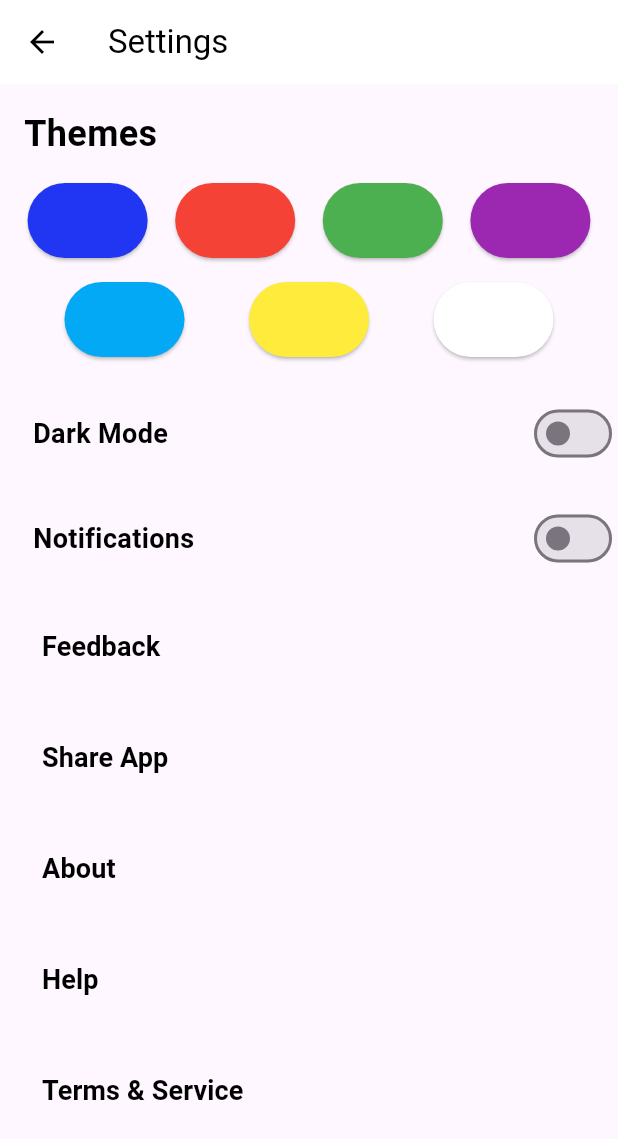
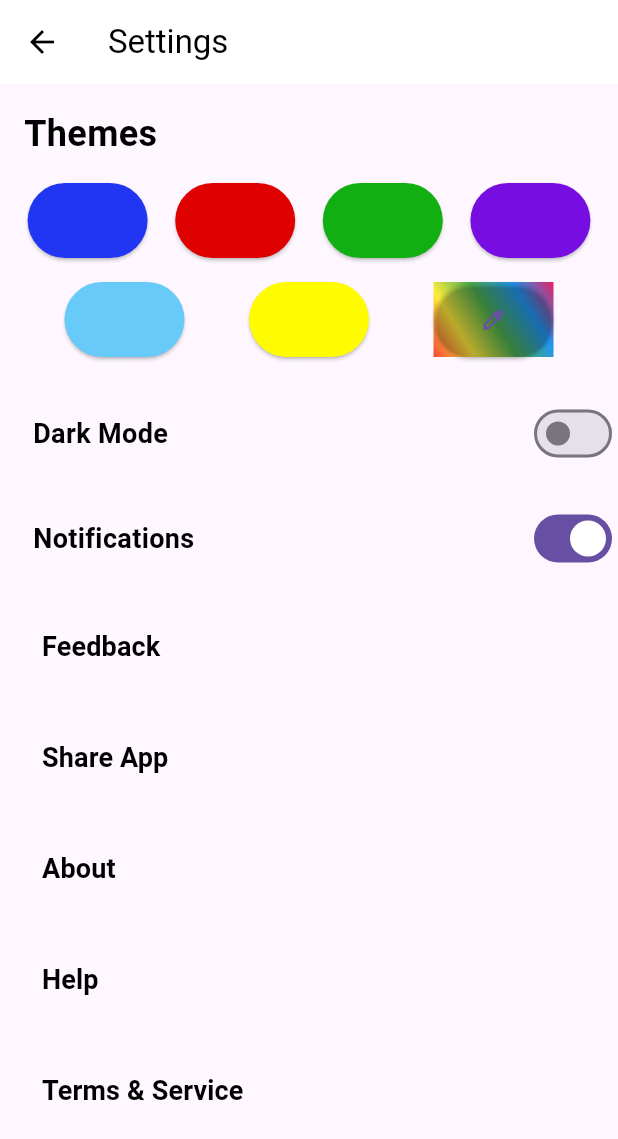
Before and after one commit to Razrocks/RecipestashApp, a Flutter app: the Settings screen opened directly, on a phone screen of 412 x 824 dp. Shown: the top 1139 px of the screen. Run offline on Flutter 3.47's test engine with Material 3 defaults, Android fonts, the phone set to English and light mode, and no system bars; our stand-ins replace cloud_firestore, firebase_auth, firebase_core, flutter_colorpicker, flutter_local_notifications, google_sign_in and 2 more; accounts and stored records are empty; network calls fail.

Commit message:
added proper preference updates

```diff
--- a/recipestash/lib/main.dart
+++ b/recipestash/lib/main.dart
@@ -19,7 +19,7 @@
 
 //global preferences variable
 Preferences preferences =
-    Preferences(r: 255, g: 255, b: 255, darkMode: 0, notifications: 1);
+    Preferences(r:103, g:202, b:248, darkMode: 0, notifications: 1);
 
 Future<String> getRandomTip() async {
   Uri url = Uri.parse(
--- a/recipestash/lib/pages/settings.dart
+++ b/recipestash/lib/pages/settings.dart
@@ -1,4 +1,8 @@
+import 'dart:ui';
+
 import 'package:flutter/material.dart';
+import 'package:flutter_colorpicker/flutter_colorpicker.dart';
+import 'package:recipestash/main.dart';
 
 class Settings extends StatefulWidget {
   const Settings({super.key});
@@ -8,8 +12,32 @@
 }
 
 class _SettingsState extends State<Settings> {
-  bool isDarkModeEnabled = false; // Filler value
-  bool areNotificationsEnabled = false; // Filler value
+
+  Widget _buildThemeButton(Color color) {
+    return SizedBox(
+      width: 80, // Adjust the width as needed
+      height: 50, // Adjust the height as needed
+      // color: color,
+      child: ElevatedButton(
+        onPressed: () {
+          changeColor(color);
+        },
+        child: null,
+        style: ElevatedButton.styleFrom(
+          backgroundColor: color
+        ),
+      )
+    );
+  }
+
+  void changeColor(Color color) {
+    setState(() {
+      preferences.r = color.red;
+      preferences.g = color.green;
+      preferences.b = color.blue;
+    });
+    print(preferences);
+  }
 
   @override
   Widget build(BuildContext context) {
@@ -50,22 +78,10 @@
             mainAxisAlignment: MainAxisAlignment.spaceEvenly,
             children: [
               // Four buttons at the top with different logic
-              _buildThemeButton(const Color.fromARGB(255, 33, 54, 243), '', () {
-                // Add your logic for the blue theme button here
-                print('Blue Theme button pressed');
-              }),
-              _buildThemeButton(Colors.red, '', () {
-                // Add your logic for the red theme button here
-                print('Red Theme button pressed');
-              }),
-              _buildThemeButton(Colors.green, '', () {
-                // Add your logic for the green theme button here
-                print('Green Theme button pressed');
-              }),
-              _buildThemeButton(Colors.purple, '', () {
-                // Add your logic for the purple theme button here
-                print('Purple Theme button pressed');
-              }),
+              _buildThemeButton(const Color.fromARGB(255, 33, 54, 243)),
+              _buildThemeButton(const Color.fromARGB(255, 223, 0, 0)),
+              _buildThemeButton(const Color.fromARGB(255, 18, 175, 18)),
+              _buildThemeButton(const Color.fromARGB(255, 119, 13, 224))
             ],
           ),
           const SizedBox(height: 16), // Add some spacing between the two rows
@@ -73,18 +89,35 @@
             mainAxisAlignment: MainAxisAlignment.spaceEvenly,
             children: [
               // Three buttons under the first three buttons
-              _buildSubThemeButton(Colors.lightBlue, '', () {
-                // Add your logic for the Light Blue sub-theme button here
-                print('Light Blue Sub-Theme button pressed');
-              }),
-              _buildSubThemeButton(Colors.yellow, '', () {
-                // Logic
-                print('Yellow Sub-Theme button pressed');
-              }),
-              _buildSubThemeButton(Colors.white, '', () {
-                // Logic
-                print('White Sub-Theme button pressed');
-              }),
+              _buildThemeButton(const Color.fromARGB(255, 103, 202, 248)),
+              _buildThemeButton(const Color.fromARGB(255, 255, 251, 0)),
+              Container(
+                width: 80,
+                height: 50,
+                decoration: const BoxDecoration(
+                  gradient: LinearGradient(colors: [Colors.red, Colors.yellow, Colors.green, Colors.blue, Colors.pink], begin: Alignment.bottomLeft, end: Alignment.topRight)
+                ),
+                child:ElevatedButton(
+                  onPressed: () {
+                    showDialog(
+                      context: context,
+                      builder: (context) {
+                        return AlertDialog(
+                          title: const Text('Pick a color!'),
+                          content:
+                        SingleChildScrollView(
+                        child: ColorPicker(
+                          pickerColor: Color.fromARGB(255, preferences.r!, preferences.g!, preferences.b!),
+                          onColorChanged: changeColor)));
+                      },
+                    );
+                  },
+                  style: ElevatedButton.styleFrom(
+                    backgroundColor: const Color.fromARGB(0, 0, 0, 0)
+                  ),
+                  child: const Icon(Icons.colorize_sharp),
+                )
+              )
             ],
           ),
           const SizedBox(height: 16), // Add some spacing before "Dark Mode" text
@@ -103,10 +136,10 @@
                 ),
               ),
               Switch(
-                value: isDarkModeEnabled,
+                value: preferences.darkMode == 1 ? true : false,
                 onChanged: (value) {
                   setState(() {
-                    isDarkModeEnabled = value;
+                    preferences.darkMode = value ? 1 : 0;
                   });
                   // Add your Dark Mode switch logic here
                 },
@@ -128,10 +161,10 @@
                 ),
               ),
               Switch(
-                value: areNotificationsEnabled,
+                value: preferences.notifications == 1 ? true : false,
                 onChanged: (value) {
                   setState(() {
-                    areNotificationsEnabled = value;
+                    preferences.notifications = value ? 1 : 0;
                   });
                   // Add your Notifications switch logic here
                 },
@@ -179,44 +212,6 @@
     );
   }
 
-  Widget _buildThemeButton(Color color, String label, VoidCallback onPressed) {
-    return Container(
-      width: 80, // Adjust the width as needed
-      height: 50, // Adjust the height as needed
-      child: ElevatedButton(
-        onPressed: onPressed,
-        style: ElevatedButton.styleFrom(
-          backgroundColor: color
-        ),
-        child: Text(
-          label,
-          style: const TextStyle(
-            fontSize: 16,
-          ),
-        ),
-      ),
-    );
-  }
-
-  Widget _buildSubThemeButton(Color color, String label, VoidCallback onPressed) {
-    return Container(
-      width: 80, // Adjust the width as needed
-      height: 50, // Adjust the height as needed
-      child: ElevatedButton(
-        onPressed: onPressed,
-        style: ElevatedButton.styleFrom(
-          primary: color,
-        ),
-        child: Text(
-          label,
-          style: const TextStyle(
-            fontSize: 16,
-          ),
-        ),
-      ),
-    );
-  }
-
   Widget _buildTextButton(String text, VoidCallback onPressed) {
     return TextButton(
       onPressed: onPressed,
--- a/recipestash/pubspec.yaml
+++ b/recipestash/pubspec.yaml
@@ -12,6 +12,7 @@
   firebase_core: ^2.21.0
   flutter:
     sdk: flutter
+  flutter_colorpicker: ^1.0.3
   flutter_local_notifications: ^16.1.0
   google_sign_in: ^6.1.6
   http: ^1.1.0
```
Also changed, not shown: recipestash/pubspec.lock.
